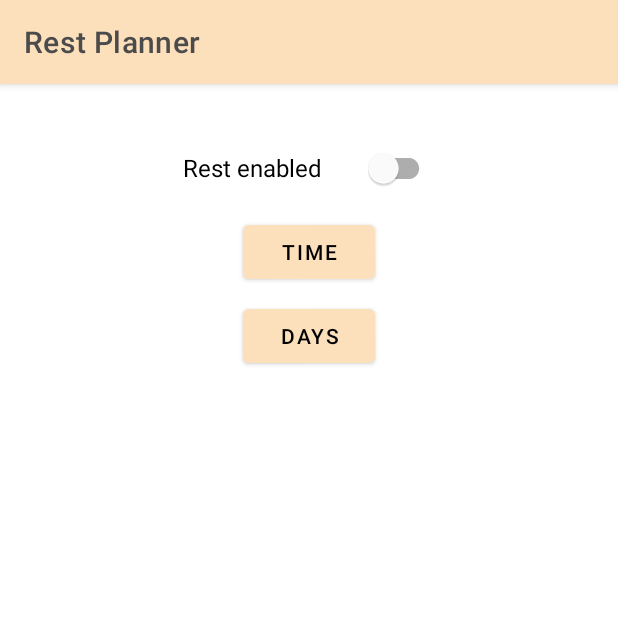
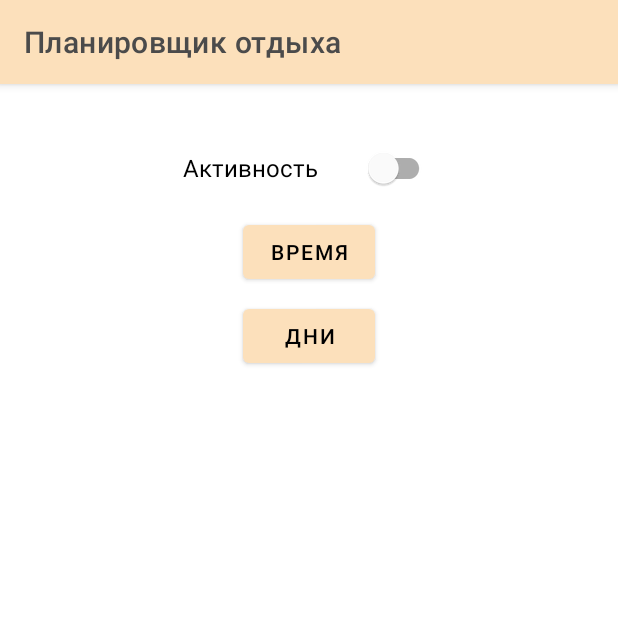
Before and after one commit to sergeevvs/rest-planner, an Android app: the screen it shows after launch (MainActivity), on a phone screen of 412 x 824 dp, the top half of it. Run offline under Robolectric (Android 15) with nearby library versions, the phone set to English and light mode, and no system bars.

Commit message:
Notifications for api 26+ done.

```diff
--- a/app/src/main/java/com/github/sergeevvs/restplanner/App.kt
+++ b/app/src/main/java/com/github/sergeevvs/restplanner/App.kt
@@ -1,6 +1,13 @@
 package com.github.sergeevvs.restplanner
 
 import android.app.Application
+import android.app.NotificationChannel
+import android.app.NotificationManager
+import android.content.Context
+import android.graphics.Color
+import android.media.AudioAttributes
+import android.os.Build
+import android.provider.Settings
 import com.github.sergeevvs.restplanner.data.Preferences
 import com.github.sergeevvs.restplanner.presentation.viewmodels.ViewModelFactory
 
@@ -13,5 +20,34 @@ class App : Application() {
         super.onCreate()
         preferences = Preferences(this)
         viewModelFactory = ViewModelFactory(preferences)
+        createNotificationChannel()
+    }
+
+    private fun createNotificationChannel() {
+        if (Build.VERSION.SDK_INT >= Build.VERSION_CODES.O) {
+            val name = getString(R.string.channel_name)
+            val description = getString(R.string.channel_description)
+            val importance = NotificationManager.IMPORTANCE_HIGH
+            val channel = NotificationChannel(CHANNEL_ID, name, importance).apply {
+                this.description = description
+                this.enableVibration(true)
+                this.vibrationPattern = longArrayOf(0, 200, 200, 200)
+                this.enableLights(true)
+                this.lightColor = Color.RED
+                this.setSound(
+                    Settings.System.DEFAULT_NOTIFICATION_URI,
+                    AudioAttributes.Builder().setUsage(AudioAttributes.USAGE_NOTIFICATION).build()
+                )
+            }
+            val notificationManager =
+                getSystemService(Context.NOTIFICATION_SERVICE) as NotificationManager
+            notificationManager.deleteNotificationChannel(channel.id)
+            notificationManager.createNotificationChannel(channel)
+
+        }
+    }
+
+    companion object {
+        const val CHANNEL_ID = "rest_planner_channel_id"
     }
 }
--- a/app/src/main/java/com/github/sergeevvs/restplanner/data/Preferences.kt
+++ b/app/src/main/java/com/github/sergeevvs/restplanner/data/Preferences.kt
@@ -62,7 +62,6 @@ class Preferences(context: Context) {
         }
 
     companion object {
-
         const val APP_SETTINGS = "app_settings"
         const val ACTIVE = "active"
         const val TIME = "time"
--- a/app/src/main/java/com/github/sergeevvs/restplanner/presentation/fragments/MainFragment.kt
+++ b/app/src/main/java/com/github/sergeevvs/restplanner/presentation/fragments/MainFragment.kt
@@ -1,9 +1,5 @@
 package com.github.sergeevvs.restplanner.presentation.fragments
 
-import android.app.NotificationChannel
-import android.app.NotificationManager
-import android.content.Context
-import android.os.Build
 import android.os.Bundle
 import android.view.LayoutInflater
 import android.view.View
@@ -11,7 +7,6 @@ import android.view.ViewGroup
 import androidx.fragment.app.Fragment
 import androidx.fragment.app.activityViewModels
 import com.github.sergeevvs.restplanner.App
-import com.github.sergeevvs.restplanner.R
 import com.github.sergeevvs.restplanner.databinding.FragmentMainBinding
 import com.github.sergeevvs.restplanner.presentation.viewmodels.PlannerViewModel
 import com.google.android.material.switchmaterial.SwitchMaterial
@@ -29,7 +24,6 @@ class MainFragment : Fragment() {
         container: ViewGroup?,
         savedInstanceState: Bundle?,
     ): View {
-        createNotificationChannel() // todo внедрить сервис, который будет этим заниматься
         return binding.root
     }
 
@@ -62,25 +56,8 @@ class MainFragment : Fragment() {
         DaysFragment().show(parentFragmentManager, DAYS_FRAGMENT_TAG)
     }
 
-    private fun createNotificationChannel() {
-        if (Build.VERSION.SDK_INT >= Build.VERSION_CODES.O) {
-            val name = getString(R.string.channel_name)
-            val descriptionText = getString(R.string.channel_description)
-            val importance = NotificationManager.IMPORTANCE_DEFAULT
-            val channel = NotificationChannel(CHANNEL_ID, name, importance).apply {
-                description = descriptionText
-            }
-            // Register the channel with the system
-            val notificationManager =
-                requireContext().getSystemService(Context.NOTIFICATION_SERVICE) as NotificationManager
-            notificationManager.createNotificationChannel(channel)
-        }
-    }
-
     companion object {
-
         const val TIME_FRAGMENT_TAG = "Time fragment"
         const val DAYS_FRAGMENT_TAG = "Days fragment"
-        const val CHANNEL_ID = "rest_planner_channel_id"
     }
 }
--- a/app/src/main/java/com/github/sergeevvs/restplanner/presentation/viewmodels/PlannerViewModel.kt
+++ b/app/src/main/java/com/github/sergeevvs/restplanner/presentation/viewmodels/PlannerViewModel.kt
@@ -124,7 +124,6 @@ class PlannerViewModel(
     }
 
     companion object {
-
         const val restWorkName = "Rest worker"
     }
 }
--- a/app/src/main/res/values/strings.xml
+++ b/app/src/main/res/values/strings.xml
@@ -1,19 +1,15 @@
 <resources>
-    <string name="app_name">Rest Planner</string>
+    <string name="app_name">Планировщик отдыха</string>
     <string name="every_15_minutes">Каждые 15 минут</string>
     <string name="every_30_minutes">Каждые 30 минут</string>
     <string name="every_45_minutes">Каждые 45 минут</string>
     <string name="every_60_minutes">Каждые 60 минут</string>
     <string name="every_90_minutes">Каждые 90 минут</string>
-    <string name="rest_enabled">Rest enabled</string>
-    <string name="time">Time</string>
-    <string name="days">Days</string>
-    <string name="notification_period_id">Notification period</string>
-    <string name="is_rest_planner_checked">Is rest planner checked</string>
-    <string name="channel_name">Rest planner notification channel</string>
-    <string name="channel_description">Rest planner notification channel description</string>
-    <string name="rest_time_period">Выберите периодичность оповещений</string>
-    <string name="rest_days">Выберите дни оповещений</string>
+    <string name="rest_enabled">Активность</string>
+    <string name="time">Время</string>
+    <string name="days">Дни</string>
+    <string name="rest_time_period">Периодичность оповещений</string>
+    <string name="rest_days">Дни активности</string>
     <string name="monday">Понедельник</string>
     <string name="tuesday">Вторник</string>
     <string name="wednesday">Среда</string>
@@ -21,5 +17,11 @@
     <string name="friday">Пятница</string>
     <string name="saturday">Суббота</string>
     <string name="sunday">Воскресенье</string>
-    <string name="notification_title">Вам пора отдохнуть от работы!</string>
+    <string name="notification_title">Время отдохнуть от работы ^_^</string>
+
+    <!-- Служебные ресурсы -->
+    <string name="notification_period_id">Notification period</string>
+    <string name="is_rest_planner_checked">Is rest planner checked</string>
+    <string name="channel_name">Rest planner notification channel</string>
+    <string name="channel_description">For periodic rest notifications</string>
 </resources>
```
Also changed, not shown: app/src/main/java/com/github/sergeevvs/restplanner/data/NotificationWorker.kt (+15 -17 lines), 2 other files.
